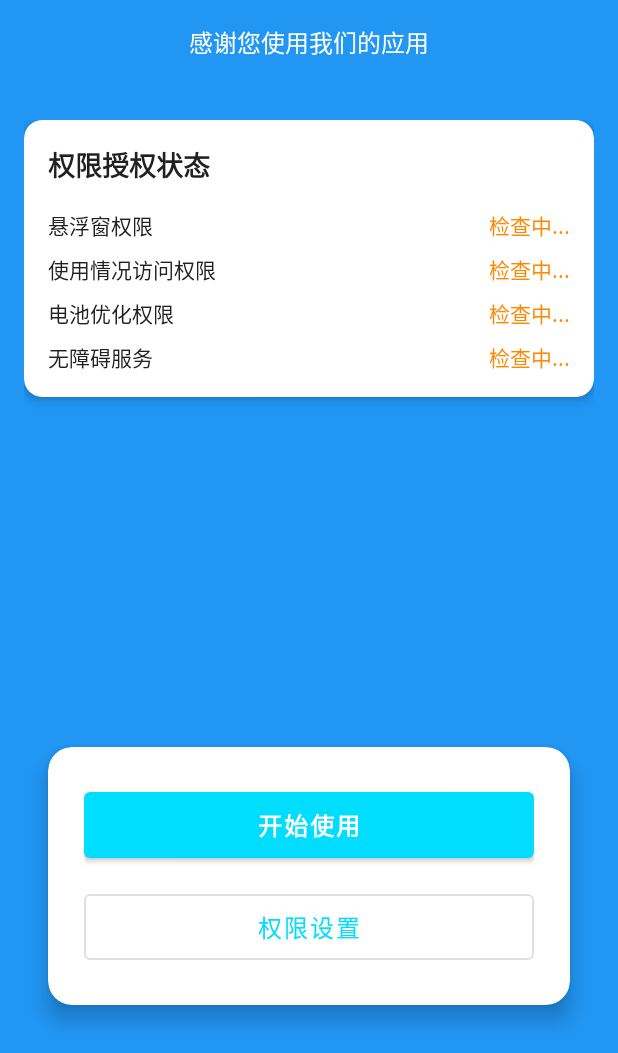
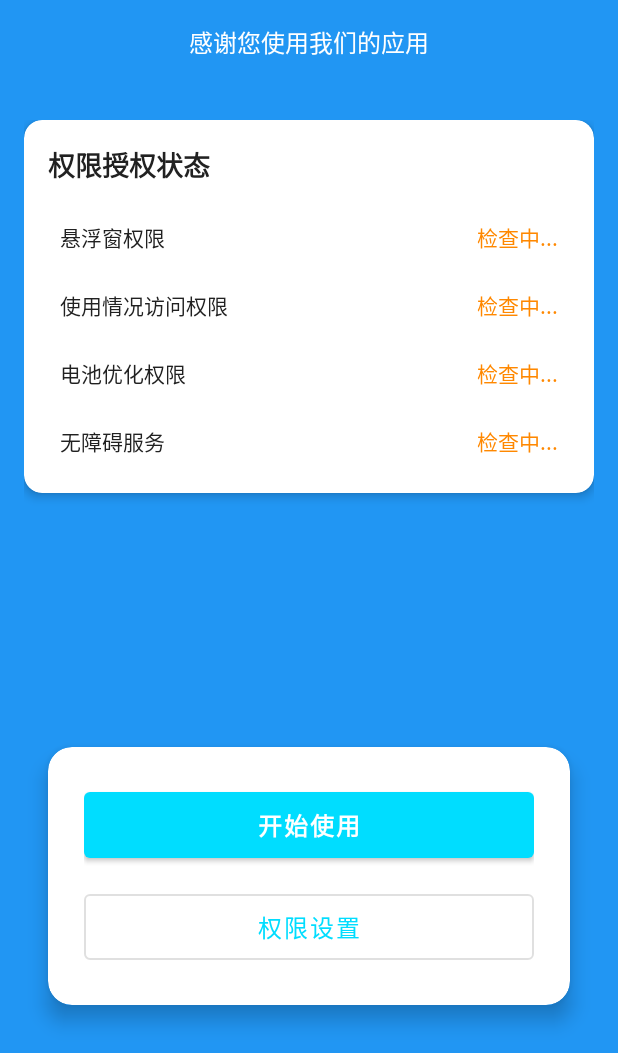
Before and after one commit to wzmwayne/AndroidTestApp, an Android app: the layout activity_welcome.xml on its own in the app's theme, with its tools: preview values and no code run, on a phone screen of 412 x 824 dp, the part 183-1236 px from its top. Run offline under Robolectric (Android 15) with nearby library versions, the phone set to English and light mode, and no system bars.

Commit message:
添加权限项点击功能，可直接跳转到权限设置页面

```diff
--- a/app/src/main/res/layout/activity_welcome.xml
+++ b/app/src/main/res/layout/activity_welcome.xml
@@ -73,10 +73,15 @@
 
                     <!-- 悬浮窗权限 -->
                     <LinearLayout
+                        android:id="@+id/overlayPermissionItem"
                         android:layout_width="match_parent"
                         android:layout_height="wrap_content"
                         android:orientation="horizontal"
-                        android:layout_marginBottom="8dp">
+                        android:layout_marginBottom="8dp"
+                        android:clickable="true"
+                        android:focusable="true"
+                        android:background="?android:attr/selectableItemBackground"
+                        android:padding="8dp">
 
                         <TextView
                             android:layout_width="0dp"
@@ -98,10 +103,15 @@
 
                     <!-- 使用情况访问权限 -->
                     <LinearLayout
+                        android:id="@+id/usageAccessItem"
                         android:layout_width="match_parent"
                         android:layout_height="wrap_content"
                         android:orientation="horizontal"
-                        android:layout_marginBottom="8dp">
+                        android:layout_marginBottom="8dp"
+                        android:clickable="true"
+                        android:focusable="true"
+                        android:background="?android:attr/selectableItemBackground"
+                        android:padding="8dp">
 
                         <TextView
                             android:layout_width="0dp"
@@ -123,10 +133,15 @@
 
                     <!-- 电池优化权限 -->
                     <LinearLayout
+                        android:id="@+id/batteryOptimizationItem"
                         android:layout_width="match_parent"
                         android:layout_height="wrap_content"
                         android:orientation="horizontal"
-                        android:layout_marginBottom="8dp">
+                        android:layout_marginBottom="8dp"
+                        android:clickable="true"
+                        android:focusable="true"
+                        android:background="?android:attr/selectableItemBackground"
+                        android:padding="8dp">
 
                         <TextView
                             android:layout_width="0dp"
@@ -148,9 +163,14 @@
 
                     <!-- 无障碍服务 -->
                     <LinearLayout
+                        android:id="@+id/accessibilityServiceItem"
                         android:layout_width="match_parent"
                         android:layout_height="wrap_content"
-                        android:orientation="horizontal">
+                        android:orientation="horizontal"
+                        android:clickable="true"
+                        android:focusable="true"
+                        android:background="?android:attr/selectableItemBackground"
+                        android:padding="8dp">
 
                         <TextView
                             android:layout_width="0dp"
```
